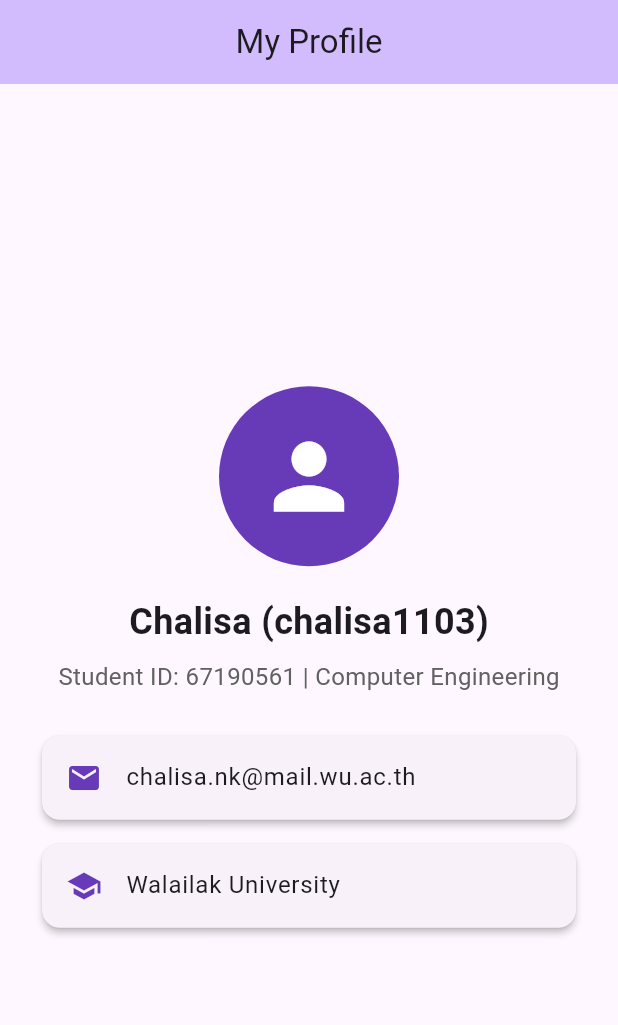
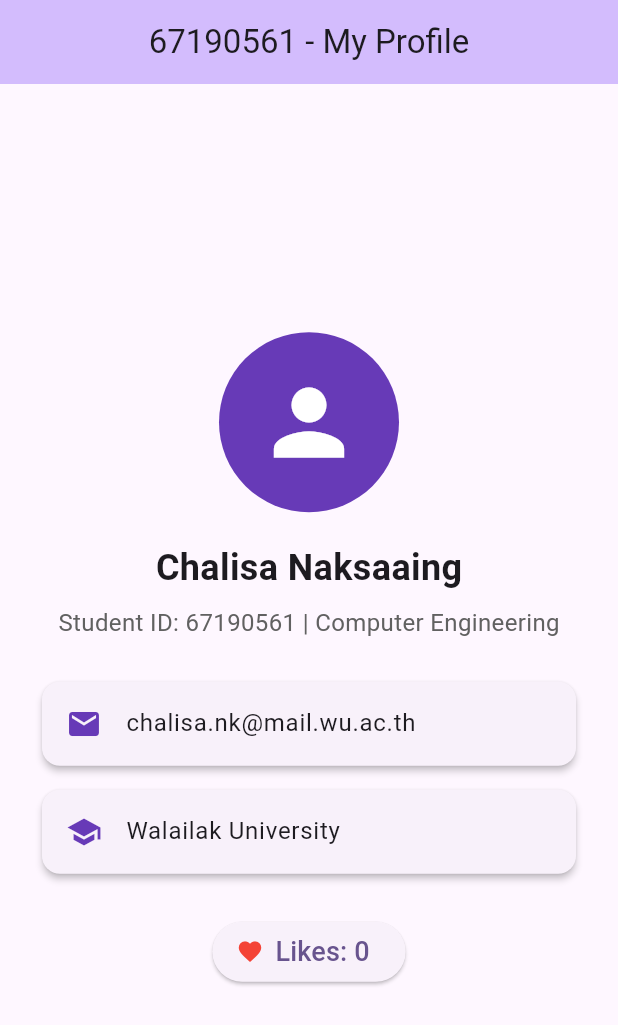
Before and after one commit to chalisa1103/lab01_profile, a Flutter app: the screen it shows after launch, on a phone screen of 412 x 824 dp. Shown: the top 1025 px of the screen. Run offline on Flutter 3.47's test engine with Material 3 defaults, Android fonts, the phone set to English and light mode, and no system bars.

Commit message:
Add student ID in AppBar and Likes counter

```diff
--- a/lib/main.dart
+++ b/lib/main.dart
@@ -21,14 +21,27 @@ class MyApp extends StatelessWidget {
   }
 }
 
-class ProfilePage extends StatelessWidget {
+class ProfilePage extends StatefulWidget {
   const ProfilePage({super.key});
+
+  @override
+  State<ProfilePage> createState() => _ProfilePageState();
+}
+
+class _ProfilePageState extends State<ProfilePage> {
+  int _likes = 0;
+
+  void _incrementLikes() {
+    setState(() {
+      _likes++;
+    });
+  }
 
   @override
   Widget build(BuildContext context) {
     return Scaffold(
       appBar: AppBar(
-        title: const Text('My Profile'),
+        title: const Text('67190561 - My Profile'),
         centerTitle: true,
         backgroundColor: Theme.of(context).colorScheme.inversePrimary,
       ),
@@ -45,7 +58,7 @@ class ProfilePage extends StatelessWidget {
               ),
               const SizedBox(height: 20),
               const Text(
-                'Chalisa (chalisa1103)',
+                'Chalisa Naksaaing',
                 style: TextStyle(fontSize: 24, fontWeight: FontWeight.bold),
               ),
               const SizedBox(height: 8),
@@ -69,6 +82,20 @@ class ProfilePage extends StatelessWidget {
                   title: const Text('Walailak University'),
                 ),
               ),
+              const SizedBox(height: 24),
+              Row(
+                mainAxisAlignment: MainAxisAlignment.center,
+                children: [
+                  ElevatedButton.icon(
+                    onPressed: _incrementLikes,
+                    icon: const Icon(Icons.favorite, color: Colors.red),
+                    label: Text(
+                      'Likes: $_likes',
+                      style: const TextStyle(fontSize: 18),
+                    ),
+                  ),
+                ],
+              ),
             ],
           ),
         ),
```
